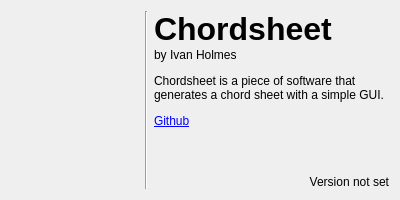
Old version of the form ui/aboutdialog.ui in the repository ivanholmes/chordsheet.
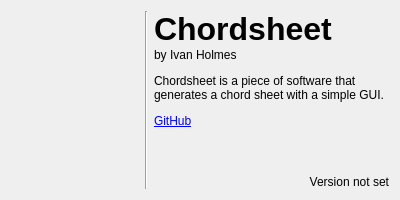
New version of the form.

Commit message: fix small spelling mistake

The edit to the form file:
```diff
--- a/ui/aboutdialog.ui
+++ b/ui/aboutdialog.ui
@@ -89,7 +89,7 @@
         </sizepolicy>
        </property>
        <property name="text">
-        <string>&lt;html&gt;&lt;head/&gt;&lt;body&gt;&lt;p&gt;&lt;span style=&quot; font-size:24pt; font-weight:600;&quot;&gt;Chordsheet&lt;/span&gt;&lt;br/&gt;by Ivan Holmes&lt;/p&gt;&lt;p&gt;Chordsheet is a piece of software that generates a chord sheet with a simple GUI. &lt;/p&gt;&lt;p&gt;&lt;a href=&quot;https://github.com/ivanholmes/chordsheet&quot;&gt;&lt;span style=&quot; text-decoration: underline; color:#0000ff;&quot;&gt;Github&lt;/span&gt;&lt;/a&gt;&lt;/p&gt;&lt;/body&gt;&lt;/html&gt;</string>
+        <string>&lt;html&gt;&lt;head/&gt;&lt;body&gt;&lt;p&gt;&lt;span style=&quot; font-size:24pt; font-weight:600;&quot;&gt;Chordsheet&lt;/span&gt;&lt;br/&gt;by Ivan Holmes&lt;/p&gt;&lt;p&gt;Chordsheet is a piece of software that generates a chord sheet with a simple GUI. &lt;/p&gt;&lt;p&gt;&lt;a href=&quot;https://github.com/ivanholmes/chordsheet&quot;&gt;&lt;span style=&quot; text-decoration: underline; color:#0000ff;&quot;&gt;GitHub&lt;/span&gt;&lt;/a&gt;&lt;/p&gt;&lt;/body&gt;&lt;/html&gt;</string>
        </property>
        <property name="alignment">
         <set>Qt::AlignLeading|Qt::AlignLeft|Qt::AlignTop</set>
```
